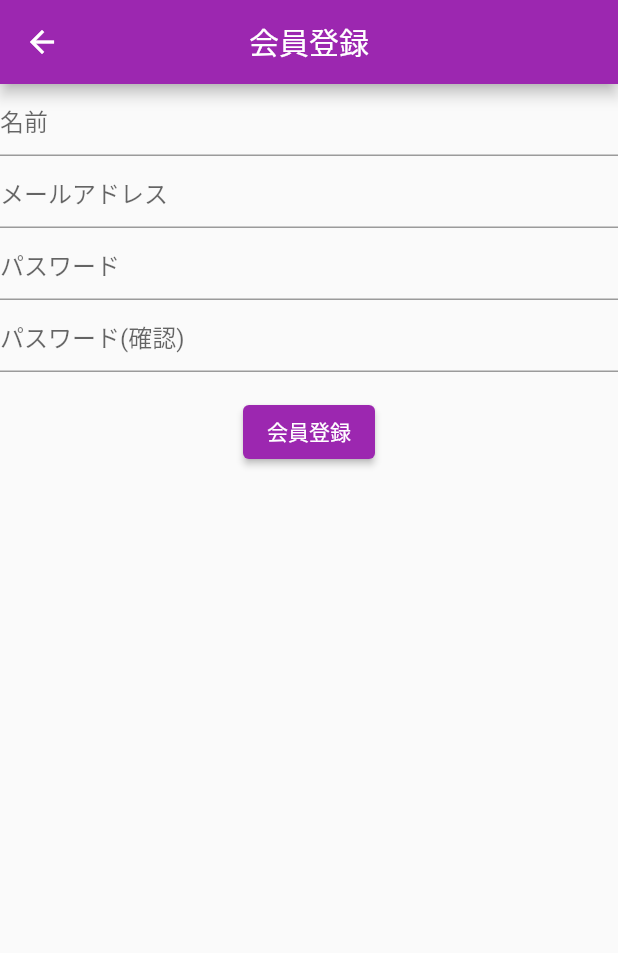
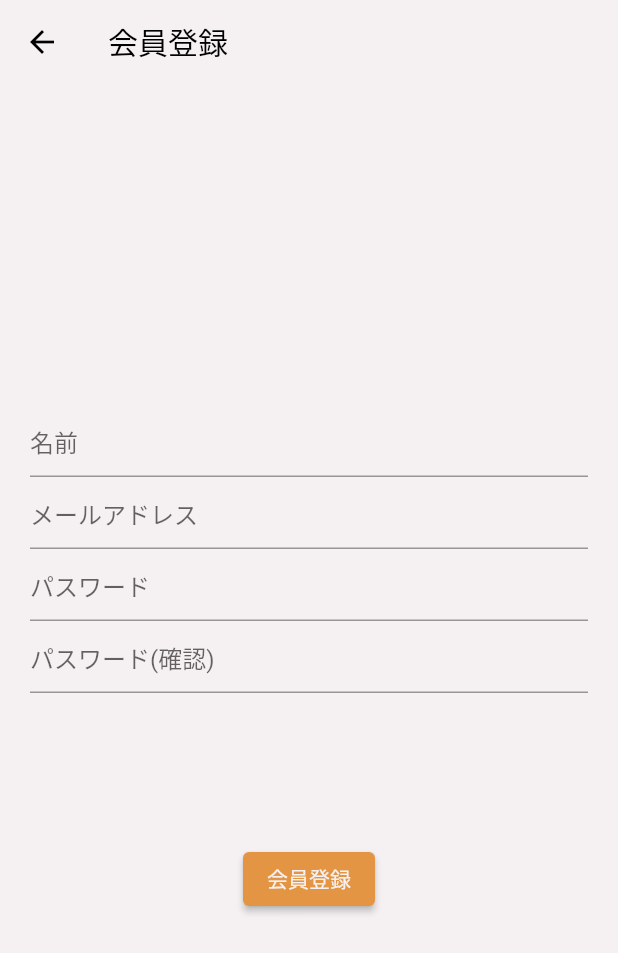
Before and after one commit to Sakyo24/minmemo-mobile, a Flutter app: the screen it shows after launch, after a tap on "会員登録", on a phone screen of 412 x 824 dp. Shown: the top 953 px of the screen. Run offline on Flutter 3.47's test engine with Material 2 defaults, Android fonts, the phone set to English and light mode, and no system bars; our stand-ins replace flutter_dotenv, google_mobile_ads, shared_preferences; network calls fail.

Commit message:
デザインの修正

```diff
--- a/lib/main.dart
+++ b/lib/main.dart
@@ -1,7 +1,8 @@
 import 'package:flutter/material.dart';
 import 'package:google_mobile_ads/google_mobile_ads.dart';
 import 'package:flutter_dotenv/flutter_dotenv.dart';
-import 'pages/top.dart';
+import './pages/top.dart';
+import './utils/app_colors.dart';
 
 Future main() async {
   await dotenv.load(fileName: '.env');
@@ -16,13 +17,13 @@ class TodoApp extends StatelessWidget {
   @override
   Widget build(BuildContext context) {
     return MaterialApp(
-      title: 'Todo App',
+      title: 'みんメモ',
       theme: ThemeData(
-        primarySwatch: Colors.purple,
-        primaryColor: const Color.fromARGB(255, 60, 0, 255),
-        canvasColor: const Color.fromARGB(255, 250, 250, 250)
+        primarySwatch: primarySwatchColor,
+        primaryColor: AppColors.primaryColor,
+        canvasColor: AppColors.whiteColor,
       ),
-      home: const TopPage()
+      home: const TopPage(),
     );
   }
 }
--- a/lib/pages/auth/register.dart
+++ b/lib/pages/auth/register.dart
@@ -1,6 +1,7 @@
 import 'package:flutter/material.dart';
 import 'package:http/http.dart';
 import 'dart:convert';
+import '../../utils/app_colors.dart';
 import '../../utils/network.dart';
 import './login.dart';
 
@@ -45,9 +46,8 @@ class _RegisterPageState extends State<RegisterPage> {
 
     if (res == null) {
       if (mounted) {
-        ScaffoldMessenger.of(context).showSnackBar(
-          const SnackBar(content: Text("エラーが発生しました。"))
-        );
+        ScaffoldMessenger.of(context)
+            .showSnackBar(const SnackBar(content: Text("エラーが発生しました。")));
       }
       setState(() {
         _isLoading = false;
@@ -60,8 +60,9 @@ class _RegisterPageState extends State<RegisterPage> {
       if (mounted) {
         var body = json.decode(res.body);
         ScaffoldMessenger.of(context).showSnackBar(
-          (res.statusCode >= 500 && res.statusCode < 600) ? const SnackBar(content: Text("サーバーエラーが発生しました。")) : SnackBar(content: Text(body['message']))
-        );
+            (res.statusCode >= 500 && res.statusCode < 600)
+                ? const SnackBar(content: Text("サーバーエラーが発生しました。"))
+                : SnackBar(content: Text(body['message'])));
       }
       setState(() {
         _isLoading = false;
@@ -81,49 +82,44 @@ class _RegisterPageState extends State<RegisterPage> {
   Widget build(BuildContext context) {
     return Scaffold(
       appBar: AppBar(
-        centerTitle: true,
+        backgroundColor: AppColors.whiteColor,
+        elevation: 0,
         title: const Text("会員登録"),
       ),
       body: SafeArea(
         child: _isLoading
-        ? const Center(
-          child: CircularProgressIndicator()
-        )
+            ? const Center(child: CircularProgressIndicator())
             : Form(
                 key: _formKey,
+                child: Padding(
+                  padding: const EdgeInsets.all(20.0),
                   child: Column(
+                    mainAxisAlignment: MainAxisAlignment.center,
                     children: [
                       TextFormField(
                           keyboardType: TextInputType.text,
-                decoration: const InputDecoration(
-                  hintText: "名前"
-                ),
+                          decoration: const InputDecoration(hintText: "名前"),
                           validator: (nameValue) {
                             if (nameValue == null || nameValue == "") {
                               return '名前は必ず入力してください。';
                             }
                             _name = nameValue;
                             return null;
-                }
-              ),
+                          }),
                       TextFormField(
                           keyboardType: TextInputType.text,
-                decoration: const InputDecoration(
-                  hintText: "メールアドレス"
-                ),
+                          decoration:
+                              const InputDecoration(hintText: "メールアドレス"),
                           validator: (emailValue) {
                             if (emailValue == null || emailValue == "") {
                               return 'メールアドレスは必ず入力してください。';
                             }
                             _email = emailValue;
                             return null;
-                }
-              ),
+                          }),
                       TextFormField(
                           keyboardType: TextInputType.text,
-                decoration: const InputDecoration(
-                  hintText: "パスワード"
-                ),
+                          decoration: const InputDecoration(hintText: "パスワード"),
                           obscureText: true,
                           validator: (passwordValue) {
                             if (passwordValue == null || passwordValue == "") {
@@ -131,35 +127,36 @@ class _RegisterPageState extends State<RegisterPage> {
                             }
                             _password = passwordValue;
                             return null;
-                }
-              ),
+                          }),
                       TextFormField(
                         keyboardType: TextInputType.text,
-                decoration: const InputDecoration(
-                  hintText: "パスワード(確認)"
-                ),
+                        decoration:
+                            const InputDecoration(hintText: "パスワード(確認)"),
                         obscureText: true,
                         validator: (passwordConfirmationValue) {
-                  if (passwordConfirmationValue == null || passwordConfirmationValue == "") {
+                          if (passwordConfirmationValue == null ||
+                              passwordConfirmationValue == "") {
                             return 'パスワード(確認)は必ず入力してください。';
                           }
                           _password_confirmation = passwordConfirmationValue;
                           return null;
-                }
+                        },
                       ),
-              const SizedBox(
-                height: 16
-              ),
+                      const SizedBox(height: 100),
                       ElevatedButton(
                         onPressed: () {
                           _register();
                         },
-                child: const Text("会員登録")
+                        child: Text(
+                          "会員登録",
+                          style: TextStyle(color: AppColors.whiteColor),
+                        ),
                       )
-            ]
-          )
-        )
-      )
+                    ],
+                  ),
+                ),
+              ),
+      ),
     );
   }
 }
--- a/lib/pages/top.dart
+++ b/lib/pages/top.dart
@@ -1,6 +1,7 @@
 import 'package:flutter/material.dart';
-import 'auth/login.dart';
-import 'auth/register.dart';
+import './auth/login.dart';
+import './auth/register.dart';
+import '../utils/app_colors.dart';
 
 class TopPage extends StatefulWidget {
   const TopPage({super.key});
@@ -15,29 +16,56 @@ class _TopPageState extends State<TopPage> {
     return Scaffold(
       body: Center(
         child: Column(
-          mainAxisAlignment: MainAxisAlignment.center,
+          mainAxisAlignment: MainAxisAlignment.spaceEvenly,
+          children: [
+            Text(
+              'みんメモ',
+              style: TextStyle(
+                color: AppColors.primaryColor,
+                fontSize: 70,
+                fontWeight: FontWeight.bold,
+              ),
+            ),
+            Row(
+              mainAxisAlignment: MainAxisAlignment.spaceEvenly,
               children: [
                 ElevatedButton(
                   onPressed: () {
                     Navigator.push(
                       context,
-                  MaterialPageRoute(builder: (context) => const LoginPage())
+                      MaterialPageRoute(
+                          builder: (context) => const LoginPage()),
                     );
                   },
-              child: const Text("ログイン")
+                  style: ElevatedButton.styleFrom(
+                    backgroundColor: AppColors.primaryColor,
+                  ),
+                  child: Text(
+                    "ログイン",
+                    style: TextStyle(color: AppColors.whiteColor),
+                  ),
                 ),
                 ElevatedButton(
                   onPressed: () {
                     Navigator.push(
                       context,
-                  MaterialPageRoute(builder: (context) => const RegisterPage())
+                      MaterialPageRoute(
+                          builder: (context) => const RegisterPage()),
                     );
                   },
-              child: const Text("会員登録")
+                  style: ElevatedButton.styleFrom(
+                    backgroundColor: AppColors.primaryColor,
                   ),
-          ]
-        )
-      )
+                  child: Text(
+                    "会員登録",
+                    style: TextStyle(color: AppColors.whiteColor),
+                  ),
+                ),
+              ],
+            ),
+          ],
+        ),
+      ),
     );
   }
 }
--- /dev/null
+++ b/lib/utils/app_colors.dart
@@ -0,0 +1,20 @@
+import 'package:flutter/material.dart';
+
+class AppColors {
+  static Color primaryColor = const Color(0xFFE49543);
+  static Color secondaryColor = const Color(0xFFFDEDDB);
+  static Color whiteColor = const Color(0xFFF5F1F2);
+}
+
+MaterialColor primarySwatchColor = const MaterialColor(0xFFE49543, {
+  50: Color(0xFFFFF3E0),
+  100: Color(0xFFFFE0B2),
+  200: Color(0xFFFFD276),
+  300: Color(0xFFE49543),
+  400: Color(0xFFE18529),
+  500: Color(0xFFE49543),
+  600: Color(0xFFD1761E),
+  700: Color(0xFFC56615),
+  800: Color(0xFFB8560D),
+  900: Color(0xFFA74604),
+});
```
Also changed, not shown: lib/pages/auth/login.dart (+29 -27 lines), lib/pages/groups/add_user.dart (+9 -10 lines), lib/pages/groups/create_edit.dart (+12 -10 lines), lib/pages/groups/index.dart (+14 -11 lines), lib/pages/groups/show.dart (+10 -2 lines), lib/pages/todos/create_edit.dart (+24 -21 lines), lib/pages/todos/index.dart (+41 -20 lines), lib/pages/todos/show.dart (+36 -13 lines), lib/pages/user/show.dart (+8 -3 lines). Lines whose indentation alone changed are shown as unchanged.
